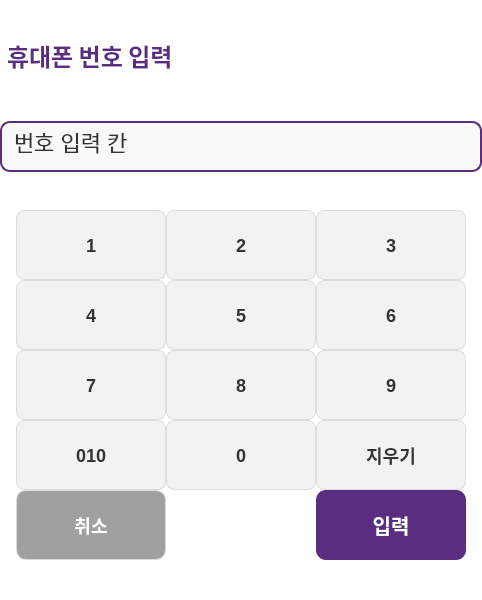
This is VentiApp/Point/pointinputview.ui in minki9252/TheVentiKiosk as Qt 5 draws it before an edit. The edited form follows.
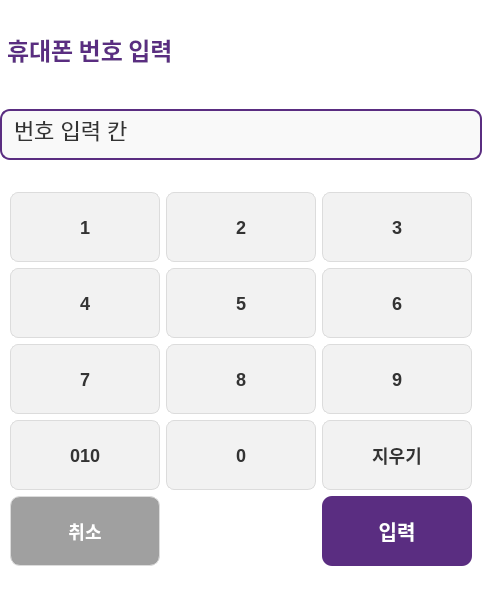
This is the edited form.

Diff of the .ui file:
```diff
--- a/VentiApp/Point/pointinputview.ui
+++ b/VentiApp/Point/pointinputview.ui
@@ -154,9 +154,9 @@
       <number>0</number>
      </property>
      <item>
-      <layout class="QGridLayout" name="gridLayout">
+      <layout class="QGridLayout" name="gridLayout" columnminimumwidth="0,0,0">
        <property name="spacing">
-        <number>0</number>
+        <number>6</number>
        </property>
        <item row="2" column="2">
         <widget class="QPushButton" name="pushButton_9">
```
